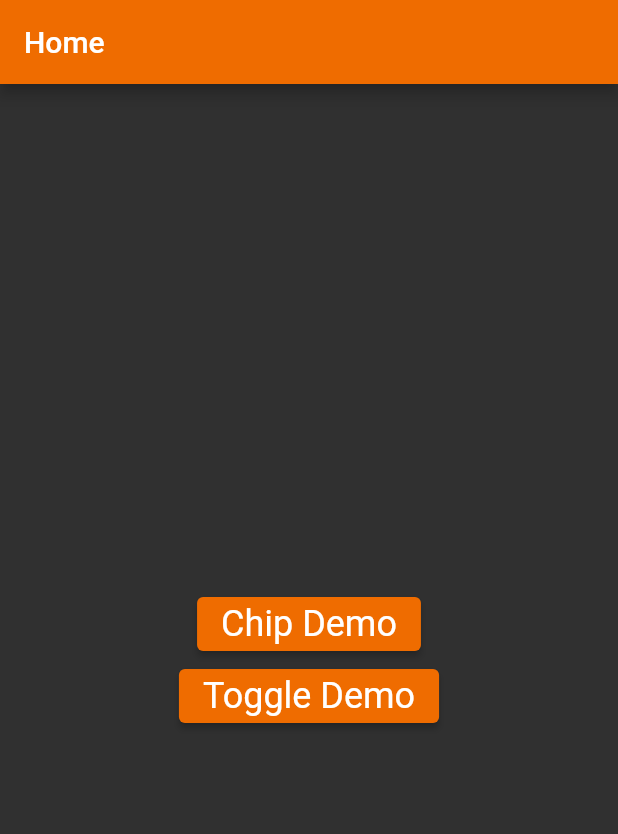
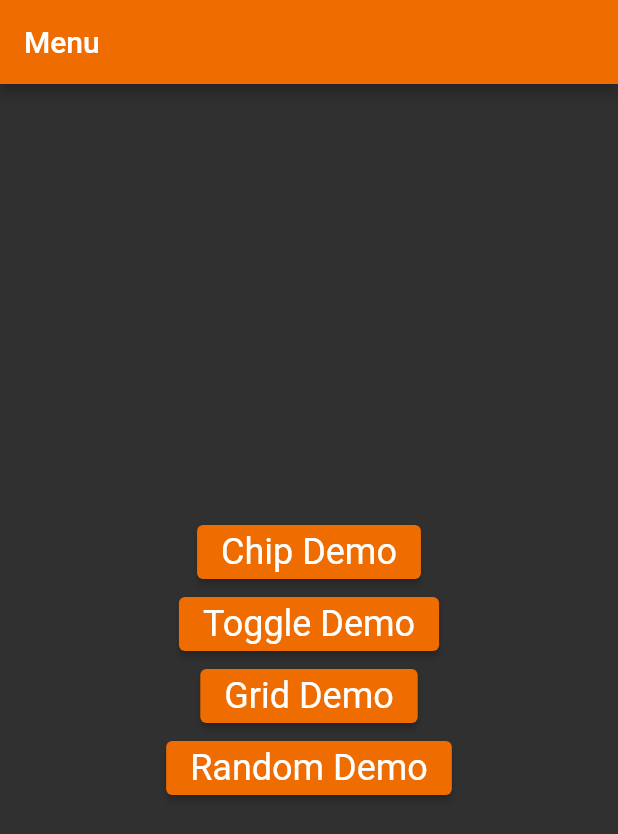
Before and after one commit to davidrgb/MAP-Creative-1, a Flutter app: the screen it shows after launch, on a phone screen of 412 x 824 dp. Shown: the top 834 px of the screen. Run offline on Flutter 3.47's test engine with Material 2 defaults, Android fonts, the phone set to English and light mode, and no system bars.

Commit message:
Final commit

```diff
--- a/lib/main.dart
+++ b/lib/main.dart
@@ -1,5 +1,7 @@
 import 'package:creative1/viewscreen/chip_screen.dart';
+import 'package:creative1/viewscreen/grid_screen.dart';
 import 'package:creative1/viewscreen/home_screen.dart';
+import 'package:creative1/viewscreen/random_screen.dart';
 import 'package:creative1/viewscreen/toggle_screen.dart';
 import 'package:flutter/material.dart';
 
@@ -28,6 +30,8 @@ class Creative1App extends StatelessWidget {
           HomeScreen.routeName: (BuildContext context) => HomeScreen(),
           ChipScreen.routeName: (context) => ChipScreen(),
           ToggleScreen.routeName: (context) => ToggleScreen(),
+          GridScreen.routeName: (context) => GridScreen(),
+          RandomScreen.routeName: (context) => RandomScreen(),
         });
   }
 }
--- a/lib/viewscreen/home_screen.dart
+++ b/lib/viewscreen/home_screen.dart
@@ -1,4 +1,6 @@
 import 'package:creative1/viewscreen/chip_screen.dart';
+import 'package:creative1/viewscreen/grid_screen.dart';
+import 'package:creative1/viewscreen/random_screen.dart';
 import 'package:creative1/viewscreen/toggle_screen.dart';
 import 'package:flutter/material.dart';
 
@@ -19,7 +21,7 @@ class HomeScreen extends StatelessWidget {
   Widget build(BuildContext context) {
     return Scaffold(
       appBar: AppBar(
-        title: Text('Home'),
+        title: Text('Menu'),
       ),
       body: Container(
         width: MediaQuery.of(context).size.width,
@@ -39,6 +41,18 @@ class HomeScreen extends StatelessWidget {
               },
               child: Text('Toggle Demo'),
             ),
+            ElevatedButton(
+              onPressed: () {
+                Navigator.pushNamed(context, GridScreen.routeName);
+              },
+              child: Text('Grid Demo'),
+            ),
+            ElevatedButton(
+              onPressed: () {
+                Navigator.pushNamed(context, RandomScreen.routeName);
+              },
+              child: Text('Random Demo'),
+            ),
           ],
         ),
       ),
```
Also changed, not shown: lib/viewscreen/grid_screen.dart (added, +47 -0 lines), lib/viewscreen/random_screen.dart (added, +35 -0 lines).
